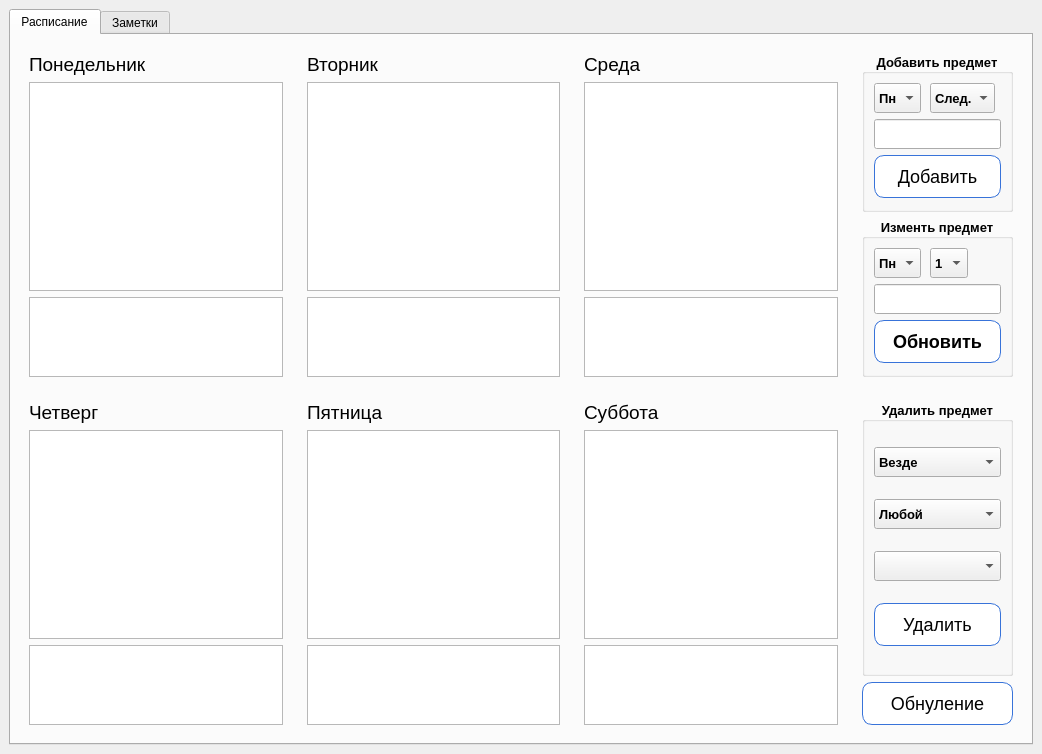
Qt form rasp.ui (DeevEV/school_table) before a commit.
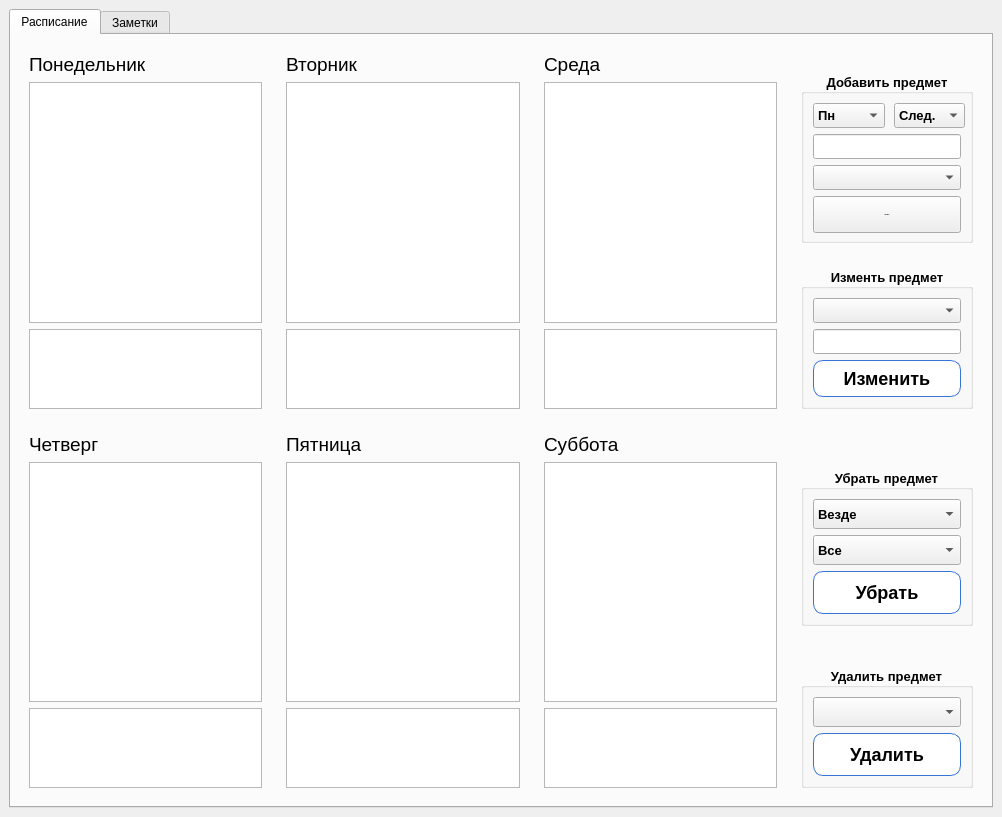
The same form after that commit. The open tabs and pages were chosen to show the change.

The edit to the form file:
```diff
--- a/rasp.ui
+++ b/rasp.ui
@@ -6,8 +6,8 @@
    <rect>
     <x>0</x>
     <y>0</y>
-    <width>1042</width>
-    <height>754</height>
+    <width>1002</width>
+    <height>817</height>
    </rect>
   </property>
   <property name="windowTitle">
@@ -28,48 +28,14 @@
         <string>Расписание</string>
        </attribute>
        <layout class="QGridLayout" name="gridLayout">
-        <item row="0" column="0">
-         <widget class="QWidget" name="Monday" native="true">
-          <layout class="QVBoxLayout" name="verticalLayout_7">
-           <item>
-            <widget class="QLabel" name="Mon">
-             <property name="font">
-              <font>
-               <pointsize>14</pointsize>
-              </font>
-             </property>
-             <property name="styleSheet">
-              <string notr="true">QLable { font-size: 14px; }</string>
-             </property>
-             <property name="text">
-              <string>Понедельник</string>
-             </property>
-            </widget>
-           </item>
-           <item>
-            <widget class="QTableView" name="Mon_school"/>
-           </item>
-           <item>
-            <widget class="QTableWidget" name="Mon_note">
-             <property name="maximumSize">
-              <size>
-               <width>16777215</width>
-               <height>80</height>
-              </size>
-             </property>
-             <property name="baseSize">
-              <size>
-               <width>0</width>
-               <height>0</height>
-              </size>
-             </property>
-            </widget>
-           </item>
-          </layout>
-         </widget>
-        </item>
         <item row="0" column="1">
          <widget class="QWidget" name="Tuesday" native="true">
+          <property name="minimumSize">
+           <size>
+            <width>240</width>
+            <height>370</height>
+           </size>
+          </property>
           <layout class="QVBoxLayout" name="verticalLayout_8">
            <item>
             <widget class="QLabel" name="Tue">
@@ -102,8 +68,60 @@
           </layout>
          </widget>
         </item>
+        <item row="0" column="0">
+         <widget class="QWidget" name="Monday" native="true">
+          <property name="minimumSize">
+           <size>
+            <width>240</width>
+            <height>370</height>
+           </size>
+          </property>
+          <layout class="QVBoxLayout" name="verticalLayout_7">
+           <item>
+            <widget class="QLabel" name="Mon">
+             <property name="font">
+              <font>
+               <pointsize>14</pointsize>
+              </font>
+             </property>
+             <property name="styleSheet">
+              <string notr="true">QLable { font-size: 14px; }</string>
+             </property>
+             <property name="text">
+              <string>Понедельник</string>
+             </property>
+            </widget>
+           </item>
+           <item>
+            <widget class="QTableWidget" name="Mon_school"/>
+           </item>
+           <item>
+            <widget class="QTableWidget" name="Mon_note">
+             <property name="maximumSize">
+              <size>
+               <width>16777215</width>
+               <height>80</height>
+              </size>
+             </property>
+             <property name="baseSize">
+              <size>
+               <width>0</width>
+               <height>0</height>
+              </size>
+             </property>
+            </widget>
+           </item>
+          </layout>
+         </widget>
+        </item>
         <item row="0" column="2">
          <widget class="QWidget" name="Wednesday" native="true">
+          <property name="minimumSize">
+           <size>
+            <width>240</width>
+            <height>370</height>
+           </size>
+          </property>
           <layout class="QVBoxLayout" name="verticalLayout_9">
            <item>
             <widget class="QLabel" name="Wed">
@@ -136,11 +154,112 @@
           </layout>
          </widget>
         </item>
+        <item row="2" column="0">
+         <widget class="QWidget" name="Thursday" native="true">
+          <property name="minimumSize">
+           <size>
+            <width>240</width>
+            <height>370</height>
+           </size>
+          </property>
+          <layout class="QVBoxLayout" name="verticalLayout_10">
+           <item>
+            <widget class="QLabel" name="Thu">
+             <property name="font">
+              <font>
+               <pointsize>14</pointsize>
+              </font>
+             </property>
+             <property name="styleSheet">
+              <string notr="true">QLable { font-size: 14px; }</string>
+             </property>
+             <property name="text">
+              <string>Четверг</string>
+             </property>
+            </widget>
+           </item>
+           <item>
+            <widget class="QTableWidget" name="Thu_school"/>
+           </item>
+           <item>
+            <widget class="QTableWidget" name="Thu_note">
+             <property name="maximumSize">
+              <size>
+               <width>16777215</width>
+               <height>80</height>
+              </size>
+             </property>
+            </widget>
+           </item>
+          </layout>
+         </widget>
+        </item>
+        <item row="2" column="2">
+         <widget class="QWidget" name="Saturday" native="true">
+          <property name="minimumSize">
+           <size>
+            <width>240</width>
+            <height>370</height>
+           </size>
+          </property>
+          <layout class="QVBoxLayout" name="verticalLayout_12">
+           <item>
+            <widget class="QLabel" name="Sat">
+             <property name="font">
+              <font>
+               <pointsize>14</pointsize>
+              </font>
+             </property>
+             <property name="styleSheet">
+              <string notr="true">QLable { font-size: 14px; }</string>
+             </property>
+             <property name="text">
+              <string>Суббота</string>
+             </property>
+            </widget>
+           </item>
+           <item>
+            <widget class="QTableWidget" name="Sat_school"/>
+           </item>
+           <item>
+            <widget class="QTableWidget" name="Sat_note">
+             <property name="maximumSize">
+              <size>
+               <width>16777215</width>
+               <height>80</height>
+              </size>
+             </property>
+            </widget>
+           </item>
+          </layout>
+         </widget>
+        </item>
         <item row="0" column="3">
          <widget class="QWidget" name="Add_Upd" native="true">
+          <property name="minimumSize">
+           <size>
+            <width>190</width>
+            <height>0</height>
+           </size>
+          </property>
+          <property name="maximumSize">
+           <size>
+            <width>190</width>
+            <height>16777215</height>
+           </size>
+          </property>
           <layout class="QVBoxLayout" name="verticalLayout_13">
+           <item>
+            <widget class="QWidget" name="fake4" native="true"/>
+           </item>
            <item>
             <widget class="QGroupBox" name="Add">
+             <property name="maximumSize">
+              <size>
+               <width>16777215</width>
+               <height>170</height>
+              </size>
+             </property>
              <property name="font">
               <font>
                <pointsize>10</pointsize>
@@ -159,7 +278,7 @@
                <widget class="QWidget" name="combo1" native="true">
                 <property name="minimumSize">
                  <size>
-                  <width>0</width>
+                  <width>152</width>
                   <height>30</height>
                  </size>
                 </property>
@@ -186,8 +305,8 @@
                   <widget class="QComboBox" name="weekday1">
                    <property name="minimumSize">
                     <size>
-                     <width>0</width>
-                     <height>30</height>
+                     <width>72</width>
+                     <height>25</height>
                     </size>
                    </property>
                    <item>
@@ -231,8 +350,8 @@
                   <widget class="QComboBox" name="object1">
                    <property name="minimumSize">
                     <size>
-                     <width>0</width>
-                     <height>30</height>
+                     <width>71</width>
+                     <height>25</height>
                     </size>
                    </property>
                    <item>
@@ -290,7 +409,17 @@
                 <property name="minimumSize">
                  <size>
                   <width>0</width>
-                  <height>30</height>
+                  <height>25</height>
+                 </size>
+                </property>
+               </widget>
+              </item>
+              <item>
+               <widget class="QComboBox" name="choose_obj1">
+                <property name="minimumSize">
+                 <size>
+                  <width>0</width>
+                  <height>25</height>
                  </size>
                 </property>
                </widget>
@@ -300,14 +429,12 @@
                 <property name="minimumSize">
                  <size>
                   <width>0</width>
-                  <height>30</height>
+                  <height>37</height>
                  </size>
                 </property>
                 <property name="font">
                  <font>
                   <pointsize>-1</pointsize>
-                  <weight>50</weight>
-                  <bold>false</bold>
                  </font>
                 </property>
                 <property name="styleSheet">
@@ -317,10 +444,22 @@
     font-size: 18px;
     border-radius: 10px;
     border: 1px solid #3873d9;
-    background-color: white; }</string>
+    background-color: white;
+	box-shadow: 0 0 10px rgb(0, 0, 0);\n
+	transition: all 1s;
+}
+
+QPushButton:hover{
+	background-color: rgb(171, 211, 247);
+	effect = QtWidgets.QGraphicsDropShadowEffect(QPushButton)
+	effect.setOffset(0, 0)
+	effect.setBlurRadius(20)
+	effect.setColor(QColor(57, 219, 255))
+	QPushButton.setGraphicsEffect(effect)
+}</string>
                 </property>
                 <property name="text">
-                 <string>Добавить</string>
+                 <string>Обновить</string>
                 </property>
                </widget>
               </item>
@@ -330,8 +469,17 @@
              <zorder>add_but</zorder>
             </widget>
            </item>
+           <item>
+            <widget class="QWidget" name="fake1" native="true"/>
+           </item>
            <item>
             <widget class="QGroupBox" name="Upd">
+             <property name="maximumSize">
+              <size>
+               <width>16777215</width>
+               <height>170</height>
+              </size>
+             </property>
              <property name="font">
               <font>
                <pointsize>10</pointsize>
@@ -347,128 +495,13 @@
              </property>
              <layout class="QVBoxLayout" name="verticalLayout_16">
               <item>
-               <widget class="QWidget" name="combo2" native="true">
+               <widget class="QComboBox" name="choose_obj2">
                 <property name="minimumSize">
                  <size>
                   <width>0</width>
-                  <height>30</height>
+                  <height>25</height>
                  </size>
                 </property>
-                <layout class="QHBoxLayout" name="horizontalLayout_2">
-                 <property name="spacing">
-                  <number>9</number>
-                 </property>
-                 <property name="sizeConstraint">
-                  <enum>QLayout::SetFixedSize</enum>
-                 </property>
-                 <property name="leftMargin">
-                  <number>0</number>
-                 </property>
-                 <property name="topMargin">
-                  <number>0</number>
-                 </property>
-                 <property name="rightMargin">
-                  <number>0</number>
-                 </property>
-                 <property name="bottomMargin">
-                  <number>0</number>
-                 </property>
-                 <item>
-                  <widget class="QComboBox" name="weekday2">
-                   <property name="minimumSize">
-                    <size>
-                     <width>0</width>
-                     <height>30</height>
-                    </size>
-                   </property>
-                   <item>
-                    <property name="text">
-                     <string>Пн</string>
-                    </property>
-                   </item>
-                   <item>
-                    <property name="text">
-                     <string>Вт</string>
-                    </property>
-                   </item>
-                   <item>
-                    <property name="text">
-                     <string>Ср</string>
-                    </property>
-                   </item>
-                   <item>
-                    <property name="text">
-                     <string>Чт</string>
-                    </property>
-                   </item>
-                   <item>
-                    <property name="text">
-                     <string>Пт</string>
-                    </property>
-                   </item>
-                   <item>
-                    <property name="text">
-                     <string>Сб</string>
-                    </property>
-                   </item>
-                   <item>
-                    <property name="text">
-                     <string>Вс</string>
-                    </property>
-                   </item>
-                  </widget>
-                 </item>
-                 <item>
-                  <widget class="QComboBox" name="object2">
-                   <property name="minimumSize">
-                    <size>
-                     <width>0</width>
-                     <height>30</height>
-                    </size>
-                   </property>
-                   <item>
-                    <property name="text">
-                     <string>1</string>
-                    </property>
-                   </item>
-                   <item>
-                    <property name="text">
-                     <string>2</string>
-                    </property>
-                   </item>
-                   <item>
-                    <property name="text">
-                     <string>3</string>
-                    </property>
-                   </item>
-                   <item>
-                    <property name="text">
-                     <string>4</string>
-                    </property>
-                   </item>
-                   <item>
-                    <property name="text">
-                     <string>5</string>
-                    </property>
-                   </item>
-                   <item>
-                    <property name="text">
-                     <string>6</string>
-                    </property>
-                   </item>
-                   <item>
-                    <property name="text">
-                     <string>7</string>
-                    </property>
-                   </item>
-                   <item>
-                    <property name="text">
-                     <string>8</string>
-                    </property>
-                   </item>
-                  </widget>
-                 </item>
-                </layout>
                </widget>
               </item>
               <item>
@@ -476,7 +509,7 @@
                 <property name="minimumSize">
                  <size>
                   <width>0</width>
-                  <height>30</height>
+                  <height>25</height>
                  </size>
                 </property>
                </widget>
@@ -486,7 +519,13 @@
                 <property name="minimumSize">
                  <size>
                   <width>0</width>
-                  <height>30</height>
+                  <height>35</height>
+                 </size>
+                </property>
+                <property name="maximumSize">
+                 <size>
+                  <width>16777215</width>
+                  <height>37</height>
                  </size>
                 </property>
                 <property name="font">
@@ -501,10 +540,19 @@
     font-size: 18px;
     border-radius: 10px;
     border: 1px solid #3873d9;
-    background-color: white; }</string>
+    background-color: white; }
+
+QPushButton:hover{
+	background-color: rgb(171, 211, 247);
+	effect = QtWidgets.QGraphicsDropShadowEffect(QPushButton)
+	effect.setOffset(0, 0)
+	effect.setBlurRadius(20)
+	effect.setColor(QColor(57, 219, 255))
+	QPushButton.setGraphicsEffect(effect)
+}</string>
                 </property>
                 <property name="text">
-                 <string>Обновить</string>
+                 <string>Изменить</string>
                 </property>
                </widget>
               </item>
@@ -514,42 +562,14 @@
           </layout>
          </widget>
         </item>
-        <item row="1" column="0">
-         <widget class="QWidget" name="Thursday" native="true">
-          <layout class="QVBoxLayout" name="verticalLayout_10">
-           <item>
-            <widget class="QLabel" name="Thu">
-             <property name="font">
-              <font>
-               <pointsize>14</pointsize>
-              </font>
-             </property>
-             <property name="styleSheet">
-              <string notr="true">QLable { font-size: 14px; }</string>
-             </property>
-             <property name="text">
-              <string>Четверг</string>
-             </property>
-            </widget>
-           </item>
-           <item>
-            <widget class="QTableWidget" name="Thu_school"/>
-           </item>
-           <item>
-            <widget class="QTableWidget" name="Thu_note">
-             <property name="maximumSize">
-              <size>
-               <width>16777215</width>
-               <height>80</height>
-              </size>
-             </property>
-            </widget>
-           </item>
-          </layout>
-         </widget>
-        </item>
-        <item row="1" column="1">
+        <item row="2" column="1">
          <widget class="QWidget" name="Friday" native="true">
+          <property name="minimumSize">
+           <size>
+            <width>240</width>
+            <height>370</height>
+           </size>
+          </property>
           <layout class="QVBoxLayout" name="verticalLayout_11">
            <item>
             <widget class="QLabel" name="Fri">
@@ -582,45 +602,32 @@
           </layout>
          </widget>
         </item>
-        <item row="1" column="2">
-         <widget class="QWidget" name="Saturday" native="true">
-          <layout class="QVBoxLayout" name="verticalLayout_12">
-           <item>
-            <widget class="QLabel" name="Sat">
-             <property name="font">
-              <font>
-               <pointsize>14</pointsize>
-              </font>
-             </property>
-             <property name="styleSheet">
-              <string notr="true">QLable { font-size: 14px; }</string>
-             </property>
-             <property name="text">
-              <string>Суббота</string>
-             </property>
-            </widget>
-           </item>
+        <item row="2" column="3">
+         <widget class="QWidget" name="Clear_Del" native="true">
+          <property name="minimumSize">
+           <size>
+            <width>190</width>
+            <height>0</height>
+           </size>
+          </property>
+          <layout class="QVBoxLayout" name="verticalLayout">
            <item>
-            <widget class="QTableWidget" name="Sat_school"/>
+            <widget class="QWidget" name="fake3" native="true"/>
            </item>
            <item>
-            <widget class="QTableWidget" name="Sat_note">
+            <widget class="QGroupBox" name="Clear">
+             <property name="minimumSize">
+              <size>
+               <width>0</width>
+               <height>0</height>
+              </size>
+             </property>
              <property name="maximumSize">
               <size>
                <width>16777215</width>
-               <height>80</height>
+               <height>170</height>
               </size>
              </property>
-            </widget>
-           </item>
-          </layout>
-         </widget>
-        </item>
-        <item row="1" column="3">
-         <widget class="QWidget" name="Del_Space" native="true">
-          <layout class="QVBoxLayout" name="verticalLayout_14">
-           <item>
-            <widget class="QGroupBox" name="Del">
              <property name="font">
               <font>
                <pointsize>10</pointsize>
@@ -629,7 +636,7 @@
               </font>
              </property>
              <property name="title">
-              <string>Удалить предмет</string>
+              <string>Убрать предмет</string>
              </property>
              <property name="alignment">
               <set>Qt::AlignCenter</set>
@@ -710,7 +717,7 @@
                 </property>
                 <item>
                  <property name="text">
-                  <string>Любой</string>
+                  <string>Все</string>
                  </property>
                 </item>
                 <item>
@@ -756,7 +763,92 @@
                </widget>
               </item>
               <item>
-               <widget class="QComboBox" name="subjects">
+               <widget class="QPushButton" name="clear_but">
+                <property name="minimumSize">
+                 <size>
+                  <width>0</width>
+                  <height>40</height>
+                 </size>
+                </property>
+                <property name="font">
+                 <font>
+                  <pointsize>-1</pointsize>
+                 </font>
+                </property>
+                <property name="styleSheet">
+                 <string notr="true">QPushButton {
+    padding:10px;
+    color: #fffff;
+    font-size: 18px;
+    border-radius: 10px;
+    border: 1px solid #3873d9;
+    background-color: white; }
+
+QPushButton:hover{
+	background-color: rgb(171, 211, 247);
+	effect = QtWidgets.QGraphicsDropShadowEffect(QPushButton)
+	effect.setOffset(0, 0)
+	effect.setBlurRadius(20)
+	effect.setColor(QColor(57, 219, 255))
+	QPushButton.setGraphicsEffect(effect)
+}</string>
+                </property>
+                <property name="text">
+                 <string>Убрать</string>
+                </property>
+               </widget>
+              </item>
+             </layout>
+            </widget>
+           </item>
+           <item>
+            <widget class="QWidget" name="fake2" native="true"/>
+           </item>
+           <item>
+            <widget class="QGroupBox" name="Del">
+             <property name="minimumSize">
+              <size>
+               <width>0</width>
+               <height>0</height>
+              </size>
+             </property>
+             <property name="maximumSize">
+              <size>
+               <width>16777215</width>
+               <height>170</height>
+              </size>
+             </property>
+             <property name="font">
+              <font>
+               <pointsize>10</pointsize>
+               <weight>75</weight>
+               <bold>true</bold>
+              </font>
+             </property>
+             <property name="title">
+              <string>Удалить предмет</string>
+             </property>
+             <property name="alignment">
+              <set>Qt::AlignCenter</set>
+             </property>
+             <layout class="QVBoxLayout" name="verticalLayout_18">
+              <property name="spacing">
+               <number>6</number>
+              </property>
+              <property name="leftMargin">
+               <number>9</number>
+              </property>
+              <property name="topMargin">
+               <number>9</number>
+              </property>
+              <property name="rightMargin">
+               <number>9</number>
+              </property>
+              <property name="bottomMargin">
+               <number>9</number>
+              </property>
+              <item>
+               <widget class="QComboBox" name="choose_obj3">
                 <property name="minimumSize">
                  <size>
                   <width>0</width>
@@ -770,14 +862,12 @@
                 <property name="minimumSize">
                  <size>
                   <width>0</width>
-                  <height>30</height>
+                  <height>40</height>
                  </size>
                 </property>
                 <property name="font">
                  <font>
                   <pointsize>-1</pointsize>
-                  <weight>50</weight>
-                  <bold>false</bold>
                  </font>
                 </property>
                 <property name="styleSheet">
@@ -787,7 +877,16 @@
     font-size: 18px;
     border-radius: 10px;
     border: 1px solid #3873d9;
-    background-color: white; }</string>
+    background-color: white; }
+
+QPushButton:hover{
+	background-color: rgb(171, 211, 247);
+	effect = QtWidgets.QGraphicsDropShadowEffect(QPushButton)
+	effect.setOffset(0, 0)
+	effect.setBlurRadius(20)
+	effect.setColor(QColor(57, 219, 255))
+	QPushButton.setGraphicsEffect(effect)
+}</string>
                 </property>
                 <property name="text">
                  <string>Удалить</string>
@@ -797,22 +896,6 @@
              </layout>
             </widget>
            </item>
-           <item>
-            <widget class="QPushButton" name="Space">
-             <property name="styleSheet">
-              <string notr="true">QPushButton {
-    padding:10px;
-    color: #fffff;
-    font-size: 18px;
-    border-radius: 10px;
-    border: 1px solid #3873d9;
-    background-color: white; }</string>
-             </property>
-             <property name="text">
-              <string>Обнуление</string>
-             </property>
-            </widget>
-           </item>
           </layout>
          </widget>
         </item>
```
Left out of the diff: 253 changed lines with no effect on the pictures. Lines whose indentation alone changed are shown as unchanged.
